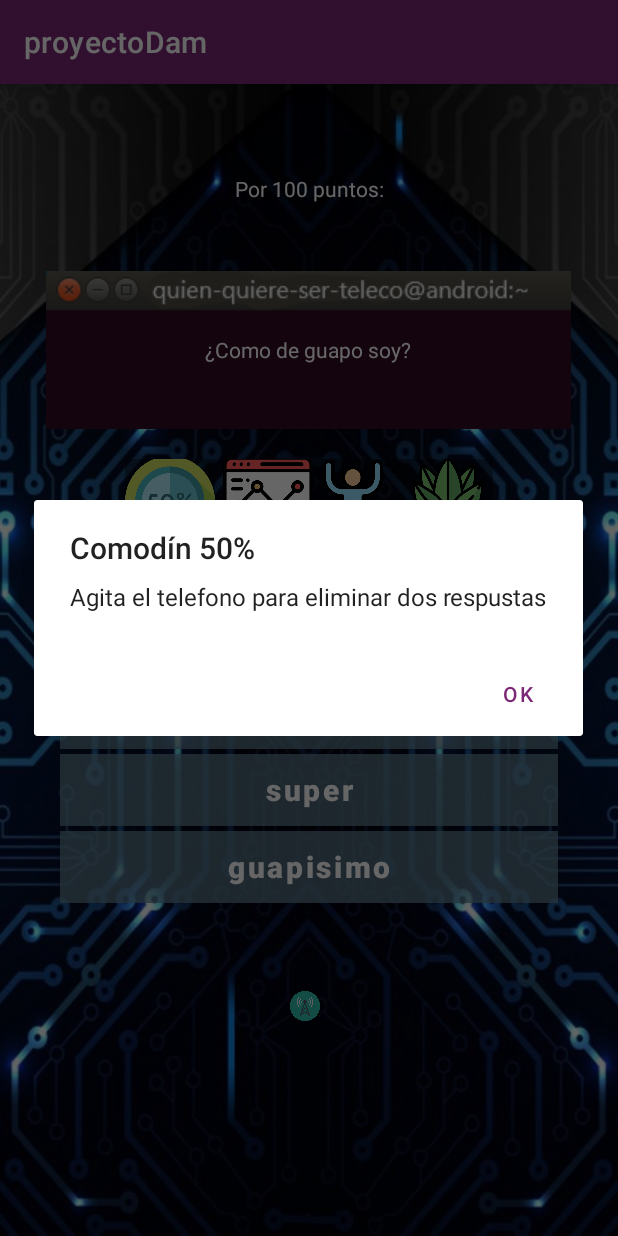
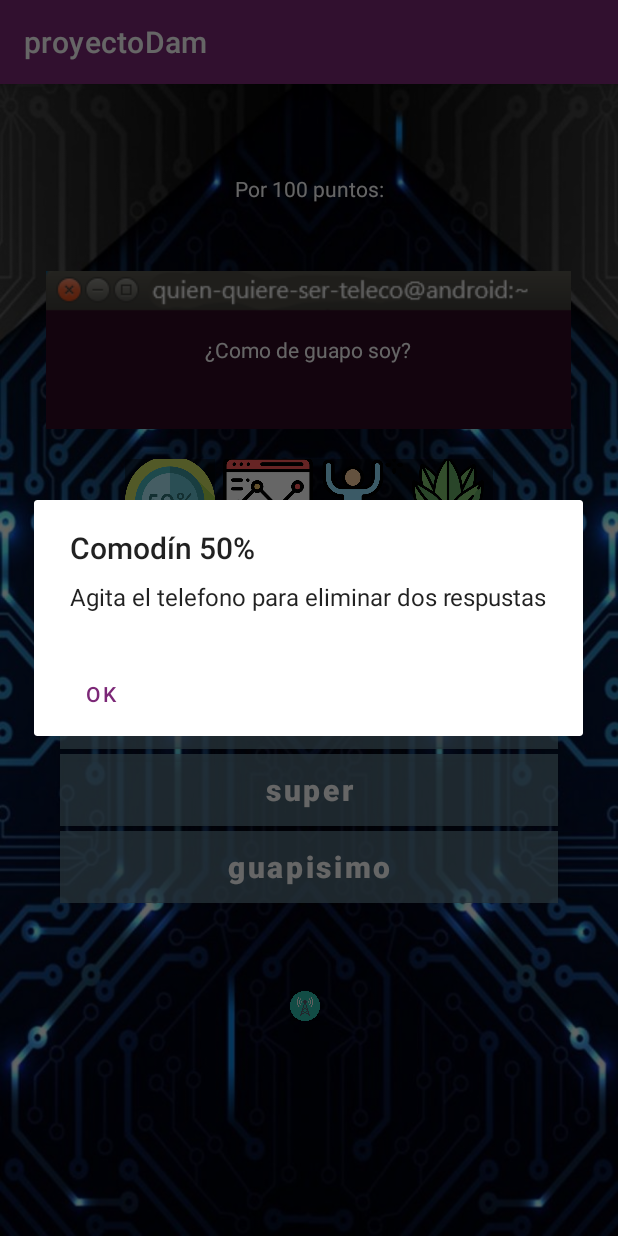
Before and after one commit to iyomigue/JuegoDam, an Android app: the MainActivity screen opened directly, with no data from a screen before it, after a tap on an icon or button, on a phone screen of 412 x 824 dp. Run offline under Robolectric (Android 15) with nearby library versions, the phone set to English and light mode, and no system bars.

Commit message:
Update MainActivity.java

```diff
--- a/app/src/main/java/com/dam/proyecto/MainActivity.java
+++ b/app/src/main/java/com/dam/proyecto/MainActivity.java
@@ -41,7 +41,6 @@ public class MainActivity extends AppCompatActivity implements SensorEventListen
     private TextView puntuacion;
     private int puntos = 0;
     private int index = 1;
-    private MainActivity mainActivity;
     private static final long SHAKE_WAIT_TIME_MS =250 ;
     private static final double SHAKE_THRESHOLD = 1.1;
 
@@ -49,13 +48,13 @@ public class MainActivity extends AppCompatActivity implements SensorEventListen
     private SensorManager mSensorManager;
     private Sensor mAccelerometer;
     private long mShakeTime;
-    private MainActivity actividad;
+
 
     @Override
     protected void onCreate(Bundle savedInstanceState) {
         super.onCreate(savedInstanceState);
         setContentView(R.layout.pregunta);
-        mainActivity = this;
+        mSensorManager = (SensorManager) getSystemService(Context.SENSOR_SERVICE);
         bd = new BBDD(getApplicationContext());
         bd.cargaDatos();
         a = (Button) findViewById(R.id.boton_opcion_1);
@@ -91,7 +90,6 @@ public class MainActivity extends AppCompatActivity implements SensorEventListen
                 //Aqui debe salir una ventana que pida y detecte agitacion y luego eliminamos dos
                 //opciones
                 if (banderaboton50 ==0){
-                    Agitar(savedInstanceState);
                     Dialog dialogo50 = creaDialogo50(savedInstanceState);
                     dialogo50.show();
                 }
@@ -216,9 +214,9 @@ public class MainActivity extends AppCompatActivity implements SensorEventListen
         AlertDialog.Builder builder = new AlertDialog.Builder(this);
         builder.setTitle("Comodín 50%")
                 .setMessage("Agita el telefono para eliminar dos respustas")
-                .setNegativeButton("OK", new DialogInterface.OnClickListener() {
+                .setNeutralButton("OK", new DialogInterface.OnClickListener() {
                     public void onClick(DialogInterface dialog, int id) {
-
+                        Agitar(savedInstanceState);
                     }
                 });
         // Create the AlertDialog object and return it
@@ -272,6 +270,7 @@ public class MainActivity extends AppCompatActivity implements SensorEventListen
 
     }
 
+    //Funcion que elimina 2 opciones
     public void eliminaRespuesta() {
    switch (p.getRespuesta()){
        case "a ":
@@ -299,8 +298,9 @@ public class MainActivity extends AppCompatActivity implements SensorEventListen
 
     private void Agitar( Bundle savedInstanceState) {
 
-        mSensorManager = (SensorManager) getSystemService(Context.SENSOR_SERVICE);
+
         mAccelerometer = mSensorManager.getDefaultSensor(Sensor.TYPE_ACCELEROMETER);
+        Log.d("cincuenta", "Acelero");
     }
     @Override
     public void onAccuracyChanged(Sensor sensor, int i) {
```
